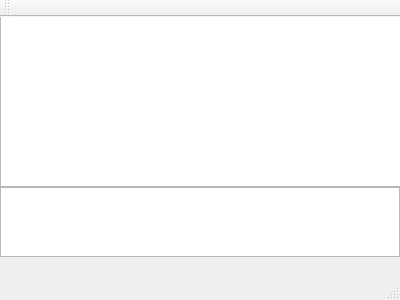
Above: MassChatter/mainwindow.ui from olekstyber/MassChatter before the change. Below: the same form after it.
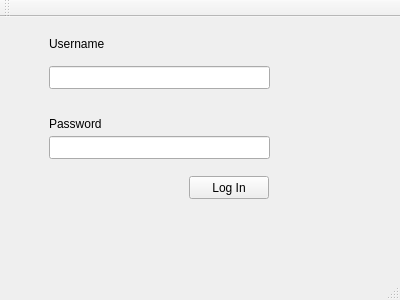
That is the form after the change.

Patch:
```diff
--- a/MassChatter/mainwindow.ui
+++ b/MassChatter/mainwindow.ui
@@ -14,25 +14,101 @@
    <string>MainWindow</string>
   </property>
   <widget class="QWidget" name="centralWidget">
-   <widget class="QPlainTextEdit" name="userTextInput">
+   <widget class="QStackedWidget" name="stackedWidget">
     <property name="geometry">
      <rect>
-      <x>0</x>
-      <y>170</y>
-      <width>400</width>
-      <height>70</height>
-     </rect>
-    </property>
-   </widget>
-   <widget class="QTextEdit" name="chatText">
-    <property name="geometry">
-     <rect>
-      <x>0</x>
+      <x>-1</x>
       <y>-1</y>
       <width>401</width>
-      <height>171</height>
+      <height>251</height>
      </rect>
     </property>
+    <property name="currentIndex">
+     <number>0</number>
+    </property>
+    <widget class="QWidget" name="logInPage">
+     <widget class="QLabel" name="passwordLabel">
+      <property name="geometry">
+       <rect>
+        <x>50</x>
+        <y>100</y>
+        <width>81</width>
+        <height>16</height>
+       </rect>
+      </property>
+      <property name="text">
+       <string>Password</string>
+      </property>
+     </widget>
+     <widget class="QPushButton" name="logInButton">
+      <property name="geometry">
+       <rect>
+        <x>190</x>
+        <y>160</y>
+        <width>80</width>
+        <height>23</height>
+       </rect>
+      </property>
+      <property name="text">
+       <string>Log In</string>
+      </property>
+     </widget>
+     <widget class="QLineEdit" name="usernameInput">
+      <property name="geometry">
+       <rect>
+        <x>50</x>
+        <y>50</y>
+        <width>221</width>
+        <height>23</height>
+       </rect>
+      </property>
+     </widget>
+     <widget class="QLabel" name="userNameLabel">
+      <property name="geometry">
+       <rect>
+        <x>50</x>
+        <y>20</y>
+        <width>81</width>
+        <height>16</height>
+       </rect>
+      </property>
+      <property name="text">
+       <string>Username</string>
+      </property>
+     </widget>
+     <widget class="QLineEdit" name="passwordInput">
+      <property name="geometry">
+       <rect>
+        <x>50</x>
+        <y>120</y>
+        <width>221</width>
+        <height>23</height>
+       </rect>
+      </property>
+     </widget>
+    </widget>
+    <widget class="QWidget" name="chatPage">
+     <widget class="QPlainTextEdit" name="userTextInput">
+      <property name="geometry">
+       <rect>
+        <x>-1</x>
+        <y>170</y>
+        <width>411</width>
+        <height>70</height>
+       </rect>
+      </property>
+     </widget>
+     <widget class="QTextEdit" name="chatText">
+      <property name="geometry">
+       <rect>
+        <x>0</x>
+        <y>0</y>
+        <width>401</width>
+        <height>171</height>
+       </rect>
+      </property>
+     </widget>
+    </widget>
    </widget>
   </widget>
   <widget class="QMenuBar" name="menuBar">
```
